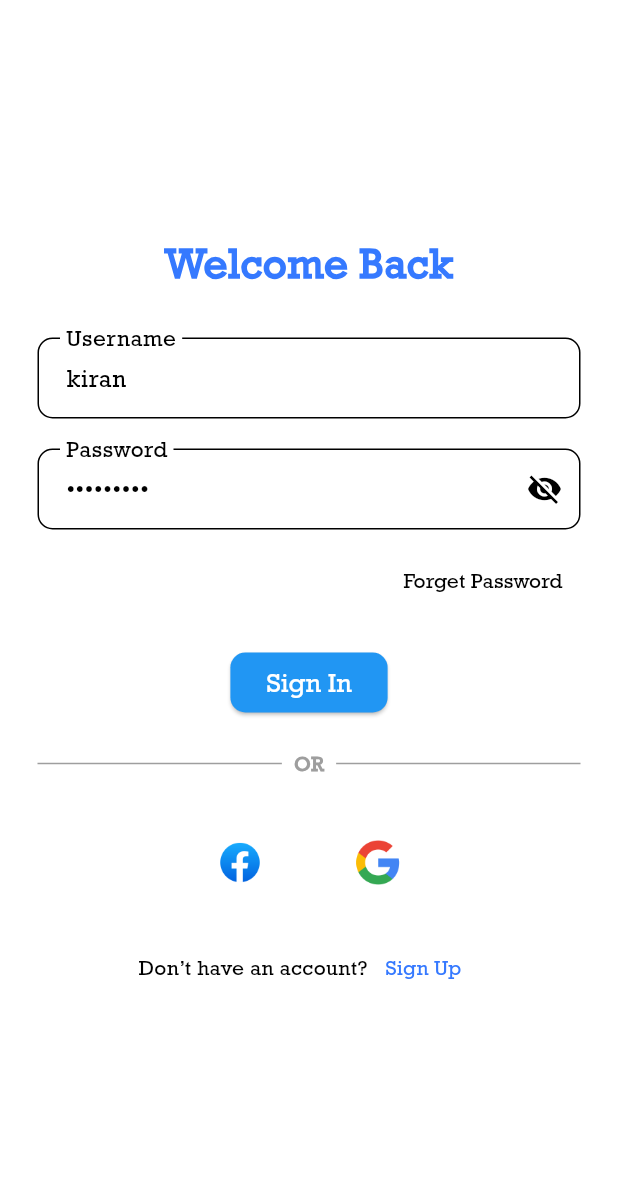
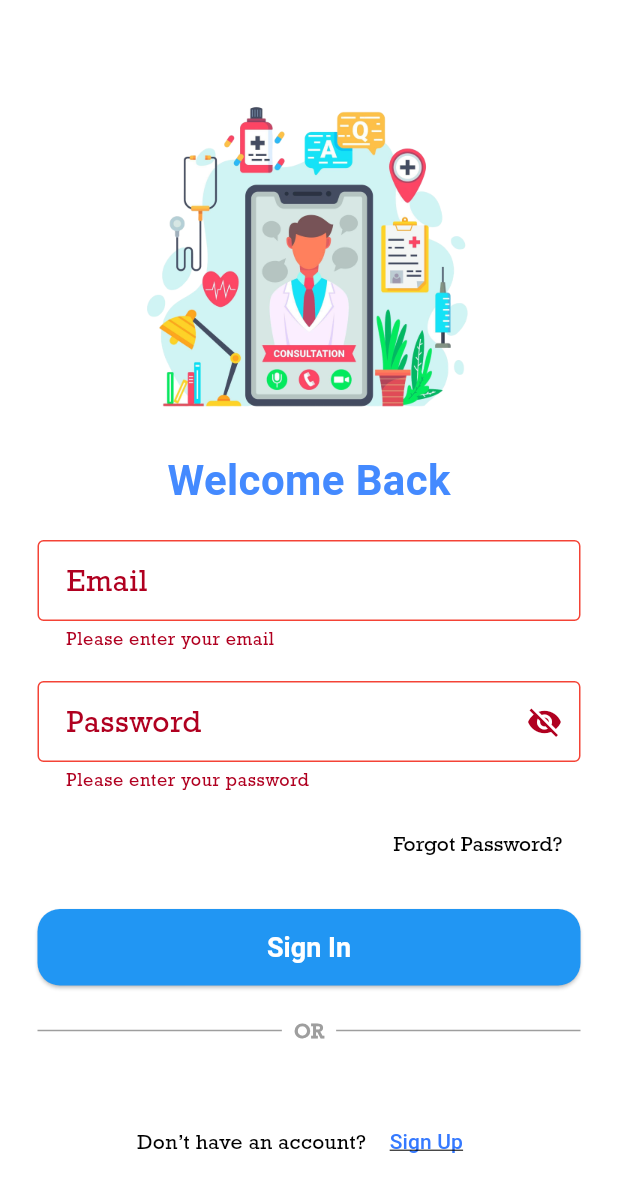
Before and after one commit to Rohankc073/myAster-Mobile-App, a Flutter app: the LoginView screen opened directly, after a tap on "Sign In", on a phone screen of 412 x 824 dp. Shown: the top 1192 px of the screen. Run offline on Flutter 3.47's test engine with Material 3 defaults, Android fonts, the phone set to English and light mode, and no system bars; our stand-ins replace bloc, dartz, dio, equatable, flutter_bloc, get_it and 4 more; accounts and stored records are empty; Roboto replaces fonts that are missing (Monserrat); statements that could not run were skipped.

Commit message:
Sprint Done

```diff
--- a/lib/features/auth/data/datasource/auth_data_source.dart
+++ b/lib/features/auth/data/datasource/auth_data_source.dart
@@ -8,5 +8,6 @@
   Future<void> registerUser(AuthEntity user);
 
   Future<AuthEntity> getCurrentUser();
+
   Future<String> uploadProfilePicture(File file);
 }
--- a/lib/features/auth/presentation/view/login_page.dart
+++ b/lib/features/auth/presentation/view/login_page.dart
@@ -1,57 +1,113 @@
+import 'package:dio/dio.dart';
 import 'package:flutter/material.dart';
 import 'package:flutter_bloc/flutter_bloc.dart';
 import 'package:myasteer/features/auth/presentation/view/signup_page.dart';
 import 'package:myasteer/features/auth/presentation/view_model/login/bloc/login_bloc.dart';
-import 'package:myasteer/view/home_page.dart';
+
+import '../../../../core/common/snackbar/my_snackbar.dart';
+import '../../../../core/network/api_service.dart';
 
 class LoginView extends StatelessWidget {
   LoginView({super.key});
 
   final _formKey = GlobalKey<FormState>();
-  final _emailController = TextEditingController(text: 'kiran');
-  final _passwordController = TextEditingController(text: 'test12345');
-  final _gap = const SizedBox(height: 8);
+  final _emailController = TextEditingController();
+  final _passwordController = TextEditingController();
 
   // Login Function
+  void login(BuildContext context) async {
+    if (_formKey.currentState!.validate()) {
+      final email = _emailController.text.trim();
+      final password = _passwordController.text.trim();
+
+      try {
+        final apiService = ApiService(Dio());
+        final user = await apiService.loginUser(email, password);
+
+        if (user != null && user['success'] == true) {
+          // Log the response for debugging purposes
+          print("Login successful: $user");
+
+          // Show success message and navigate
+          showMySnackBar(
+            context: context,
+            message: 'Login Successful!',
+            color: Colors.green,
+          );
+
+          // Navigate to Home screen
+        } else {
+          // Handle failed login
+          print("Invalid login response: $user");
+          showMySnackBar(
+            context: context,
+            message: 'Invalid username or password',
+            color: Colors.red,
+          );
+        }
+      } catch (e) {
+        // Handle any error during the API call
+        print("Error during login: $e");
+        showMySnackBar(
+          context: context,
+          message: 'An error occurred. Please try again.',
+          color: Colors.red,
+        );
+      }
+    }
+  }
 
   @override
   Widget build(BuildContext context) {
     return Scaffold(
-      body: SafeArea(
-        child: Center(
+      body: Stack(
+        children: [
+          // Gradient Background
+          Container(
+            decoration: const BoxDecoration(),
+          ),
+          SafeArea(
+            child: SingleChildScrollView(
               child: Padding(
                 padding: const EdgeInsets.symmetric(horizontal: 25.0),
                 child: Column(
                   mainAxisAlignment: MainAxisAlignment.center,
                   children: [
+                    const SizedBox(height: 50),
+                    Image.asset(
+                      'assets/images/login-i.png',
+                      height: 250,
+                      width: 250,
+                    ),
                     const Text(
                       'Welcome Back',
                       style: TextStyle(
                         fontSize: 28,
                         fontWeight: FontWeight.bold,
-                    color: Color(0xFF3579FF),
-                    fontFamily: 'Rockwell',
+                        color: Colors.blueAccent,
+                        fontFamily: 'Monserrat',
                       ),
                     ),
-                const SizedBox(height: 30),
+                    const SizedBox(height: 20),
+
                     Form(
                       key: _formKey,
                       child: Column(
                         children: [
-                      // Username Input
+                          // Email Input
                           TextFormField(
-                        key: const ValueKey('username'),
+                            key: const ValueKey('email'),
                             controller: _emailController,
                             decoration: InputDecoration(
-                          labelText: 'Username',
+                              labelText: 'Email',
                               border: OutlineInputBorder(
                                 borderRadius: BorderRadius.circular(10),
                               ),
-                          hintText: 'Enter Your Username',
+                              hintText: 'Enter Your Email',
                             ),
                             validator: (value) {
                               if (value!.isEmpty) {
-                            return 'Please enter username';
+                                return 'Please enter your email';
                               }
                               return null;
                             },
@@ -73,7 +129,7 @@
                             ),
                             validator: (value) {
                               if (value == null || value.isEmpty) {
-                            return 'Please enter password';
+                                return 'Please enter your password';
                               }
                               return null;
                             },
@@ -86,37 +142,38 @@
                             child: TextButton(
                               onPressed: () {},
                               child: const Text(
-                            'Forget Password',
+                                'Forgot Password?',
                                 style: TextStyle(color: Colors.black),
                               ),
                             ),
                           ),
                           const SizedBox(height: 20),
 
-                      // Login Button
-                      ElevatedButton(
-                        onPressed: () {
-                          if (_formKey.currentState!.validate()) {
-                            final email = _emailController.text.trim();
-                            final password = _passwordController.text.trim();
-
-                            context.read<LoginBloc>().add(
-                                  LoginStudentEvent(
-                                    email: email,
-                                    password: password,
-                                    context: context,
-                                    destination: const HomePage(),
+                          // Login Button with Gradient
+                          Container(
+                            width: double.infinity,
+                            decoration: BoxDecoration(
+                              borderRadius: BorderRadius.circular(10),
                             ),
-                                );
-                          }
-                        },
+                            child: ElevatedButton(
+                              onPressed: () => login(context),
+                              style: ElevatedButton.styleFrom(
+                                backgroundColor: Colors.blue,
+                                // shadowColor: Colors.transparent,
+                                padding: const EdgeInsets.symmetric(
+                                    vertical: 15, horizontal: 70),
+                                shape: RoundedRectangleBorder(
+                                  borderRadius: BorderRadius.circular(15),
+                                ),
+                              ),
                               child: const Text(
                                 'Sign In',
                                 style: TextStyle(
                                   fontSize: 18,
-                            fontWeight: FontWeight.normal,
+                                  fontWeight: FontWeight.bold,
                                   color: Colors.white,
-                            fontFamily: "Rockwell",
+                                  fontFamily: "Monserrat",
+                                ),
                               ),
                             ),
                           ),
@@ -128,7 +185,8 @@
                     // Divider
                     const Row(
                       children: [
-                    Expanded(child: Divider(thickness: 1, color: Colors.grey)),
+                        Expanded(
+                            child: Divider(thickness: 1, color: Colors.grey)),
                         Padding(
                           padding: EdgeInsets.symmetric(horizontal: 8.0),
                           child: Text(
@@ -139,44 +197,17 @@
                             ),
                           ),
                         ),
-                    Expanded(child: Divider(thickness: 1, color: Colors.grey)),
+                        Expanded(
+                            child: Divider(thickness: 1, color: Colors.grey)),
                       ],
                     ),
                     const SizedBox(height: 40),
 
-                // Social Media Icons (optional)
+                    // Sign Up prompt with underline
                     Row(
                       mainAxisAlignment: MainAxisAlignment.center,
                       children: [
-                    CircleAvatar(
-                      radius: 16,
-                      backgroundColor: Colors.white,
-                      child: Image.asset(
-                        "assets/images/facebook.png",
-                        height: 30,
-                        width: 30,
-                        fit: BoxFit.contain,
-                      ),
-                    ),
-                    const SizedBox(width: 60),
-                    CircleAvatar(
-                      radius: 16,
-                      backgroundColor: Colors.white,
-                      child: Image.asset(
-                        "assets/images/google.png",
-                        height: 30,
-                        width: 30,
-                      ),
-                    ),
-                  ],
-                ),
-                const SizedBox(height: 30),
-
-                // Sign Up prompt
-                Row(
-                  mainAxisAlignment: MainAxisAlignment.center,
-                  children: [
-                    const Text("Don’t have an account?"),
+                        const Text("Don’t have an account? "),
                         TextButton(
                           onPressed: () {
                             context.read<LoginBloc>().add(
@@ -190,17 +221,21 @@
                             "Sign Up",
                             style: TextStyle(
                               color: Color(0xFF3579FF),
-                          fontFamily: 'Rockwell',
+                              fontFamily: 'Monserrat',
+                              decoration: TextDecoration.underline,
                             ),
                           ),
                         ),
                       ],
                     ),
+                    const SizedBox(height: 20),
                   ],
                 ),
               ),
             ),
           ),
+        ],
+      ),
     );
   }
 }
--- a/lib/features/auth/presentation/view/signup_page.dart
+++ b/lib/features/auth/presentation/view/signup_page.dart
@@ -66,9 +66,21 @@
   Widget build(BuildContext context) {
     return Scaffold(
       backgroundColor: Colors.white,
+      appBar: AppBar(
+        title: const Text("Create an Account",
+            style: TextStyle(color: Colors.black)),
+        backgroundColor: Colors.white,
+        elevation: 0,
+        leading: IconButton(
+          icon: const Icon(Icons.arrow_back, color: Colors.black),
+          onPressed: () {
+            Navigator.pop(context);
+          },
+        ),
+      ),
       body: SingleChildScrollView(
         child: Padding(
-          padding: const EdgeInsets.symmetric(horizontal: 25.0),
+          padding: const EdgeInsets.symmetric(horizontal: 30.0),
           child: Form(
             key: _formKey,
             child: Column(
@@ -90,13 +102,12 @@
                           mainAxisAlignment: MainAxisAlignment.spaceAround,
                           children: [
                             ElevatedButton.icon(
-                              onPressed: () {
-                                _browseImage(ImageSource.camera);
-                                Navigator.pop(context);
-                              },
-                              icon: const Icon(Icons.camera),
-                              label: const Text('Camera'),
-                            ),
+                                onPressed: () {
+                                  _browseImage(ImageSource.camera);
+                                  Navigator.pop(context);
+                                },
+                                icon: const Icon(Icons.camera),
+                                label: const Text('Camera')),
                             ElevatedButton.icon(
                               onPressed: () {
                                 _browseImage(ImageSource.gallery);
@@ -111,14 +122,14 @@
                     );
                   },
                   child: CircleAvatar(
-                    radius: 50,
+                    radius: 90,
                     backgroundImage: _img != null
                         ? FileImage(_img!)
-                        : const AssetImage('assets/images/profile.png')
+                        : const AssetImage('assets/images/dummy.jpg')
                             as ImageProvider,
                   ),
                 ),
-                const SizedBox(height: 20),
+                const SizedBox(height: 40),
                 _buildTextField(nameController, "Your Name", "Enter your name",
                     Icons.person),
                 const SizedBox(height: 20),
--- a/lib/features/auth/presentation/view_model/login/bloc/login_bloc.dart
+++ b/lib/features/auth/presentation/view_model/login/bloc/login_bloc.dart
@@ -1,6 +1,7 @@
 import 'package:equatable/equatable.dart';
 import 'package:flutter/material.dart';
 import 'package:flutter_bloc/flutter_bloc.dart';
+import 'package:myasteer/core/common/snackbar/my_snackbar.dart';
 import 'package:myasteer/features/auth/domain/use_case/login_use_case.dart';
 import 'package:myasteer/features/auth/presentation/view_model/signup/bloc/signup_bloc.dart';
 
@@ -29,6 +30,7 @@
             event.destination, // Destination widget (e.g., LoginPage)
       ),
     );
+
     on<LoginStudentEvent>((event, emit) async {
       emit(state.copyWith(isLoading: true));
 
@@ -39,14 +41,34 @@
 
       final result = await _loginUseCase.call(params);
 
+      print('Login response: $result');
+
       result.fold(
         (failure) {
+          // If the failure has a message, use it; otherwise, use a fallback
+          String errorMessage = failure.message;
+
           // Handle failure (update the state with error message or show a failure alert)
           emit(state.copyWith(isLoading: false, isSuccess: false));
+
+          showMySnackBar(
+            context: event.context,
+            // message: errorMessage,
+            message: "Invalid Credentials",
+            color: const Color(0xFF9B6763),
+          );
         },
-        (student) {
+        (user) {
           // On success, update state and navigate to the home screen
           emit(state.copyWith(isLoading: false, isSuccess: true));
+
+          // Trigger navigation
+          add(
+            NavigateHomeScreenEvent(
+              context: event.context,
+              destination: event.destination,
+            ),
+          );
         },
       );
     });
```
Lines whose indentation alone changed are shown as unchanged.
